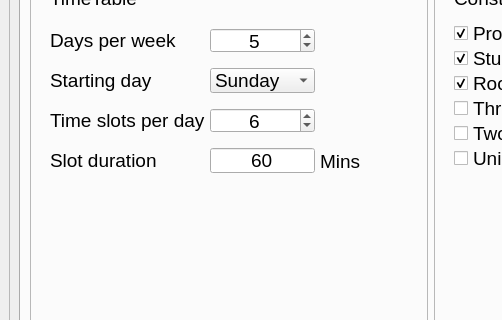
This is src/Gui_files/window.ui in BAW2501/FSEI-M_TimeTabler as Qt 5 draws it before an edit; both pictures show x 0 to 502 and y 95 to 415 of the 862 by 573 pixel window. The edited form follows.
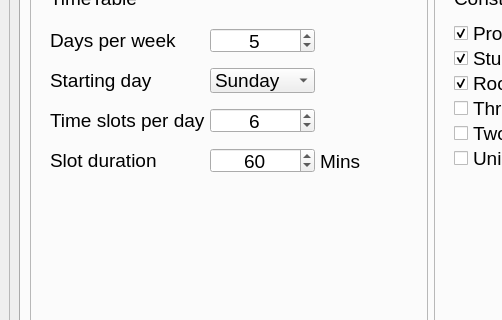
This is the edited form. The open tabs and pages were chosen to show the change. Icons and pictures are not drawn.

Commit message: options tab implemented and binded to class vars with signals

```diff
--- a/src/Gui_files/window.ui
+++ b/src/Gui_files/window.ui
@@ -1096,22 +1096,6 @@
                <string>Slot duration</string>
               </property>
              </widget>
-             <widget class="QLineEdit" name="slot_duration_lineEdit">
-              <property name="geometry">
-               <rect>
-                <x>180</x>
-                <y>180</y>
-                <width>105</width>
-                <height>25</height>
-               </rect>
-              </property>
-              <property name="text">
-               <string>60</string>
-              </property>
-              <property name="alignment">
-               <set>Qt::AlignCenter</set>
-              </property>
-             </widget>
              <widget class="QLabel" name="mins_label">
               <property name="geometry">
                <rect>
@@ -1125,6 +1109,28 @@
                <string>Mins</string>
               </property>
              </widget>
+             <widget class="QSpinBox" name="slot_duration_spinBox">
+              <property name="geometry">
+               <rect>
+                <x>180</x>
+                <y>180</y>
+                <width>105</width>
+                <height>25</height>
+               </rect>
+              </property>
+              <property name="alignment">
+               <set>Qt::AlignCenter</set>
+              </property>
+              <property name="minimum">
+               <number>45</number>
+              </property>
+              <property name="maximum">
+               <number>300</number>
+              </property>
+              <property name="value">
+               <number>60</number>
+              </property>
+             </widget>
             </widget>
            </item>
            <item>
```
Left out of the diff: 2 changed lines with no effect on the pictures. The commit also changes 2 other files.
